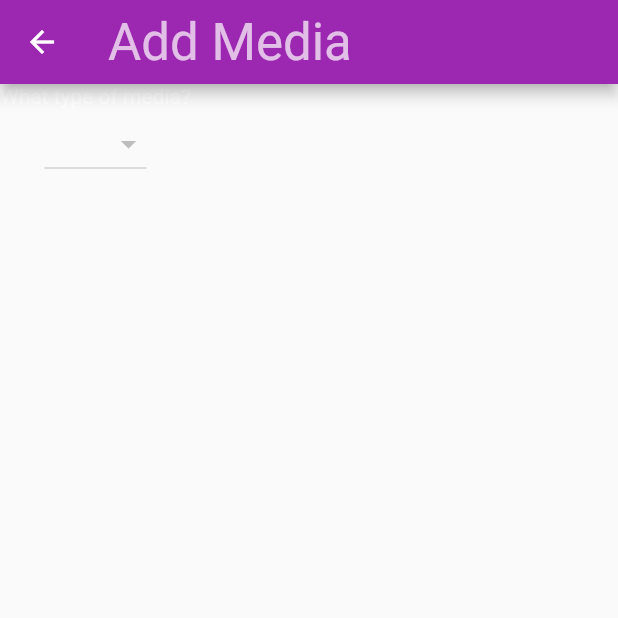
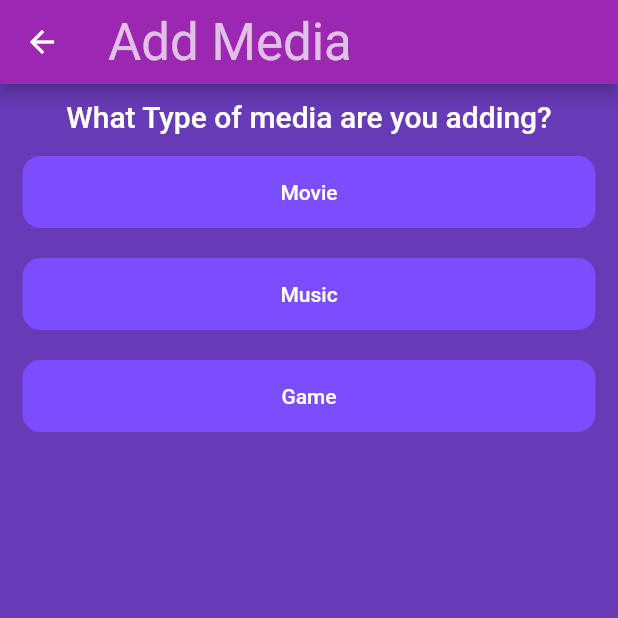
Before and after one commit to CaKellum/media_libraryApp, a Flutter app: the AddMedia screen opened by its route, on a phone screen of 412 x 824 dp, the top half of it. Run offline on Flutter 3.47's test engine with Material 2 defaults, Android fonts, the phone set to English and light mode, and no system bars.

Commit message:
Form designs

```diff
--- a/lib/add_media.dart
+++ b/lib/add_media.dart
@@ -1,32 +1,20 @@
 import 'package:flutter/cupertino.dart';
 import 'package:flutter/material.dart';
-import 'package:flutter_of_app/objects/game.dart';
-import 'package:flutter_of_app/objects/movie.dart';
-import 'package:flutter_of_app/objects/music.dart';
 
-class AddMedia extends StatelessWidget {
-  final Map<String, Object> mediaList = {
-    'Media': Null,
-    'Movie': Movie,
-    'Music': Music,
-    'Game': Game,
+class AddMedia extends StatefulWidget {
+  const AddMedia({Key? key}) : super(key: key);
+  State<AddMedia> createState() => _AddMedia();
+}
+
+class _AddMedia extends State<AddMedia> {
+  final Set<String> mediaList = {
+    'Movie',
+    'Music',
+    'Game',
   };
-
-  List<DropdownMenuItem> dropDownItems() {
-    List<DropdownMenuItem> list = [];
-    mediaList.forEach((key, value) {
-      list.add(DropdownMenuItem(
-        child: Text(key),
-        value: value,
-      ));
-    });
-    print(list);
-    return list;
-  }
 
   @override
   Widget build(BuildContext context) {
-    var list = dropDownItems();
     return Scaffold(
       appBar: AppBar(
         title: Text(
@@ -35,8 +23,48 @@ class AddMedia extends StatelessWidget {
         ),
       ),
       body: Column(
-        children: [Text("What type of media?"), DropdownButton(items: list)],
+        children: [
+          Padding(
+            padding: EdgeInsets.fromLTRB(10, 10, 10, 0),
+            child: Text(
+              "What Type of media are you adding?",
+              style: Theme.of(context).textTheme.headline6,
+            ),
+          ),
+          ListView.builder(
+            itemCount: mediaList.length,
+            shrinkWrap: true,
+            padding: EdgeInsets.all(5),
+            itemBuilder: (context, index) {
+              return Padding(
+                padding: EdgeInsets.all(10),
+                child: CupertinoButton(
+                    child: Text(
+                      mediaList.elementAt(index),
+                      style: Theme.of(context).textTheme.button,
+                    ),
+                    color: Theme.of(context).accentColor,
+                    onPressed: () {
+                      String route = '/';
+                      switch (mediaList.elementAt(index)) {
+                        case 'Movie':
+                          route = '/Movie';
+                          break;
+                        case 'Music':
+                          route = '/Music';
+                          break;
+                        case 'Game':
+                          route = '/Game';
+                          break;
+                      }
+                      Navigator.popAndPushNamed(context, route);
+                    }),
+              );
+            },
+          )
+        ],
       ),
+      backgroundColor: Theme.of(context).backgroundColor,
     );
   }
 }
--- /dev/null
+++ b/lib/helpers/validation.dart
@@ -0,0 +1,6 @@
+class Validation {
+  static String? notEmpty(String value) {
+    // ignore: unnecessary_null_comparison
+    return (value == null || value.isEmpty) ? 'Please fill out' : null;
+  }
+}
--- a/lib/main.dart
+++ b/lib/main.dart
@@ -1,5 +1,8 @@
 import 'package:flutter/material.dart';
 import 'package:flutter_of_app/add_media.dart';
+import 'package:flutter_of_app/media_forms/game_form.dart';
+import 'package:flutter_of_app/media_forms/movie_form.dart';
+import 'package:flutter_of_app/media_forms/music_form.dart';
 
 void main() {
   runApp(MyApp());
@@ -15,7 +18,10 @@ class MyApp extends StatelessWidget {
       initialRoute: '/',
       routes: {
         '/': (context) => LibrarySearchPage(title: this.title),
-        '/addMedia': (context) => AddMedia()
+        '/addMedia': (context) => AddMedia(),
+        '/Movie': (context) => MovieForm(),
+        '/Game': (context) => GameForm(),
+        '/Music': (context) => MusicForm(),
       },
       theme: ThemeData(
           primarySwatch: Colors.purple,
```
Also changed, not shown: lib/media_forms/game_form.dart (added, +19 -0 lines), lib/media_forms/movie_form.dart (added, +19 -0 lines), lib/media_forms/music_form.dart (added, +19 -0 lines).
